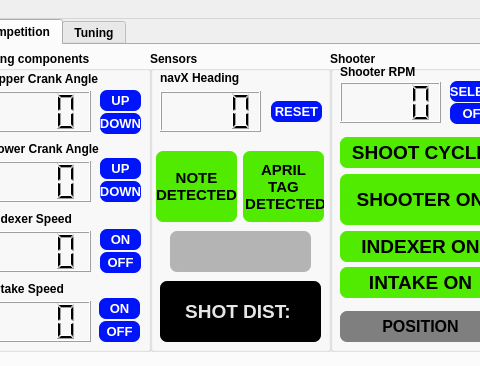
The window that gui/layout_2024.ui (aesatchien/FRC2429_2024) describes before a commit, drawn with Qt 5; both pictures show x 752 to 1232 and y 0 to 366 of the 1455 by 725 pixel window.
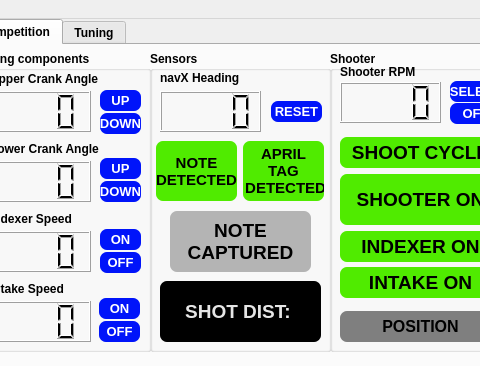
The same window after the commit. Icons and pictures are not drawn. Custom widgets are drawn as their Qt base class.

Commit message: added note awareness to gui

What changed in the file:
```diff
--- a/gui/layout_2024.ui
+++ b/gui/layout_2024.ui
@@ -834,9 +834,9 @@
        <property name="geometry">
         <rect>
          <x>6</x>
-         <y>100</y>
+         <y>90</y>
          <width>81</width>
-         <height>71</height>
+         <height>60</height>
         </rect>
        </property>
        <property name="font">
@@ -870,9 +870,9 @@
        <property name="geometry">
         <rect>
          <x>93</x>
-         <y>100</y>
+         <y>90</y>
          <width>81</width>
-         <height>71</height>
+         <height>60</height>
         </rect>
        </property>
        <property name="font">
@@ -902,20 +902,20 @@
       </widget>
       <widget class="QLabel2" name="qlabel_note_captured_indicator">
        <property name="enabled">
-        <bool>false</bool>
+        <bool>true</bool>
        </property>
        <property name="geometry">
         <rect>
          <x>20</x>
-         <y>180</y>
+         <y>160</y>
          <width>141</width>
-         <height>41</height>
+         <height>61</height>
         </rect>
        </property>
        <property name="font">
         <font>
          <family>MS Shell Dlg 2</family>
-         <pointsize>11</pointsize>
+         <pointsize>14</pointsize>
          <weight>75</weight>
          <bold>true</bold>
         </font>
@@ -926,8 +926,8 @@
 background-color:rgb(180,180,180);</string>
        </property>
        <property name="text">
-        <string>&lt;NOTE&gt;
-&lt;CAPTURED&gt;</string>
+        <string>NOTE
+CAPTURED</string>
        </property>
        <property name="textFormat">
         <enum>Qt::AutoText</enum>
```
The commit also changes 2 other files.
